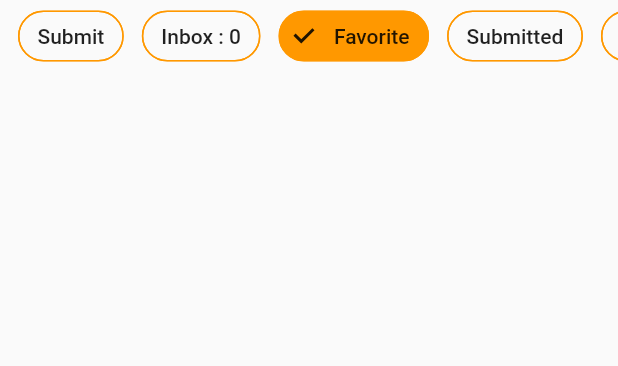
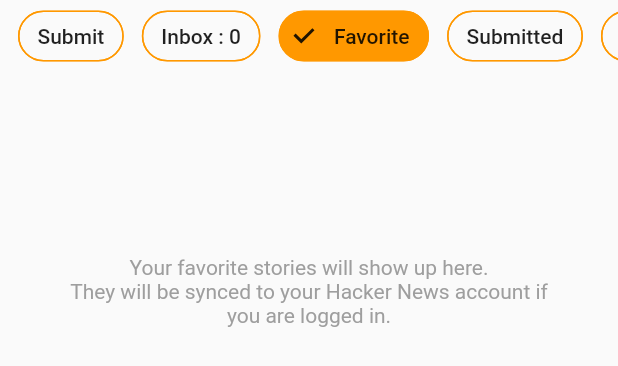
Before and after one commit to Gabby-Software/HACKI-News-mobileapp, a Flutter app: the ProfileScreen widget shown alone on an empty page, opened directly, after a tap on "Favorite", on a phone screen of 412 x 824 dp. Shown: the top 366 px of the screen. Run offline on Flutter 3.47's test engine with Material 2 defaults, Android fonts, the phone set to English and light mode, and no system bars; drawn by our look-alikes of pull_to_refresh; our stand-ins replace adaptive_theme, badges, bloc, cached_network_image, dio, equatable and 15 more; missing offline and left inert: clipboard, fast_gbk, feature_discovery, firebase, flutter_inappwebview; accounts and stored records are empty.

Commit message:
added mark read stories feature.

```diff
--- a/lib/config/locator.dart
+++ b/lib/config/locator.dart
@@ -14,5 +14,6 @@ Future<void> setUpLocator() async {
     ..registerSingleton<AuthRepository>(AuthRepository())
     ..registerSingleton<PostRepository>(PostRepository())
     ..registerSingleton<SembastRepository>(SembastRepository())
+    ..registerSingleton<CacheRepository>(CacheRepository())
     ..registerSingleton<CacheService>(CacheService());
 }
--- /dev/null
+++ b/lib/cubits/cache/cache_cubit.dart
@@ -0,0 +1,27 @@
+import 'package:bloc/bloc.dart';
+import 'package:equatable/equatable.dart';
+import 'package:hacki/config/locator.dart';
+import 'package:hacki/repositories/repositories.dart';
+
+part 'cache_state.dart';
+
+class CacheCubit extends Cubit<CacheState> {
+  CacheCubit({CacheRepository? cacheRepository})
+      : _cacheRepository = cacheRepository ?? locator.get<CacheRepository>(),
+        super(CacheState.init()) {
+    init();
+  }
+
+  final CacheRepository _cacheRepository;
+
+  void init() {
+    _cacheRepository.getAllReadStoriesIds().then((allReadStories) {
+      emit(state.copyWith(ids: allReadStories));
+    });
+  }
+
+  void markStoryAsRead(int id) {
+    emit(state.copyWithStoryMarkedAsRead(id: id));
+    _cacheRepository.cacheReadStory(id: id);
+  }
+}
--- /dev/null
+++ b/lib/cubits/cache/cache_state.dart
@@ -0,0 +1,30 @@
+part of 'cache_cubit.dart';
+
+class CacheState extends Equatable {
+  const CacheState({required this.storiesReadStatus});
+
+  CacheState.init() : storiesReadStatus = {};
+
+  final Map<int, bool> storiesReadStatus;
+
+  CacheState copyWith({required List<int> ids}) {
+    return CacheState(
+      storiesReadStatus: {
+        ...storiesReadStatus,
+        ...Map<int, bool>.fromEntries(
+            ids.map((e) => MapEntry<int, bool>(e, true)))
+      },
+    );
+  }
+
+  CacheState copyWithStoryMarkedAsRead({required int id}) {
+    return CacheState(storiesReadStatus: {...storiesReadStatus, id: true});
+  }
+
+  CacheState copyWithStoryMarkedAsUnread({required int id}) {
+    return CacheState(storiesReadStatus: {...storiesReadStatus, id: false});
+  }
+
+  @override
+  List<Object?> get props => [storiesReadStatus];
+}
--- a/lib/cubits/cubits.dart
+++ b/lib/cubits/cubits.dart
@@ -1,4 +1,5 @@
 export 'blocklist/blocklist_cubit.dart';
+export 'cache/cache_cubit.dart';
 export 'comments/comments_cubit.dart';
 export 'edit/edit_cubit.dart';
 export 'fav/fav_cubit.dart';
--- a/lib/cubits/preference/preference_state.dart
+++ b/lib/cubits/preference/preference_state.dart
@@ -8,6 +8,7 @@ class PreferenceState extends Equatable {
     required this.showEyeCandy,
     required this.useTrueDark,
     required this.useReader,
+    required this.markReadStories,
   });
 
   const PreferenceState.init()
@@ -16,7 +17,8 @@ class PreferenceState extends Equatable {
         showWebFirst = false,
         showEyeCandy = false,
         useTrueDark = false,
-        useReader = false;
+        useReader = false,
+        markReadStories = false;
 
   final bool showNotification;
   final bool showComplexStoryTile;
@@ -24,6 +26,7 @@ class PreferenceState extends Equatable {
   final bool showEyeCandy;
   final bool useTrueDark;
   final bool useReader;
+  final bool markReadStories;
 
   PreferenceState copyWith({
     bool? showNotification,
@@ -32,6 +35,7 @@ class PreferenceState extends Equatable {
     bool? showEyeCandy,
     bool? useTrueDark,
     bool? useReader,
+    bool? markReadStories,
   }) {
     return PreferenceState(
       showNotification: showNotification ?? this.showNotification,
@@ -40,6 +44,7 @@ class PreferenceState extends Equatable {
       showEyeCandy: showEyeCandy ?? this.showEyeCandy,
       useTrueDark: useTrueDark ?? this.useTrueDark,
       useReader: useReader ?? this.useReader,
+      markReadStories: markReadStories ?? this.markReadStories,
     );
   }
 
@@ -51,5 +56,6 @@ class PreferenceState extends Equatable {
         showEyeCandy,
         useTrueDark,
         useReader,
+        markReadStories,
       ];
 }
--- a/lib/models/comment.dart
+++ b/lib/models/comment.dart
@@ -6,6 +6,7 @@ class Comment extends Item {
     required int id,
     required int time,
     required int parent,
+    required int score,
     required String by,
     required String text,
     required List<int> kids,
@@ -18,7 +19,7 @@ class Comment extends Item {
           kids: kids,
           parent: parent,
           deleted: deleted,
-          score: 0,
+          score: score,
           descendants: 0,
           dead: false,
           parts: [],
@@ -37,7 +38,7 @@ class Comment extends Item {
           kids: (json['kids'] as List?)?.cast<int>() ?? [],
           parent: json['parent'] as int? ?? 0,
           deleted: json['deleted'] as bool? ?? false,
-          score: 0,
+          score: json['score'] as int? ?? 0,
           descendants: 0,
           dead: json['dead'] as bool? ?? false,
           parts: [],
@@ -59,6 +60,7 @@ class Comment extends Item {
         'parent': parent,
         'deleted': deleted,
         'dead': dead,
+        'score': score,
       };
 
   @override
--- /dev/null
+++ b/lib/repositories/cache_repository.dart
@@ -0,0 +1,31 @@
+import 'package:hive/hive.dart';
+
+class CacheRepository {
+  CacheRepository({Future<Box<bool>>? box})
+      : _box = box ?? Hive.openBox<bool>(_boxName);
+
+  static const _boxName = 'cacheBox';
+  final Future<Box<bool>> _box;
+
+  Future<bool> wasRead({required int id}) async {
+    final box = await _box;
+    final val = box.get(id.toString());
+    return val != null;
+  }
+
+  Future<void> cacheReadStory({required int id}) async {
+    final box = await _box;
+    return box.put(id.toString(), true);
+  }
+
+  Future<List<int>> getAllReadStoriesIds() async {
+    final box = await _box;
+    final allReads = box.keys.cast<String>().map(int.parse).toList();
+    return allReads;
+  }
+
+  Future<void> deleteAll() async {
+    final box = await _box;
+    return box.deleteFromDisk();
+  }
+}
--- a/lib/repositories/repositories.dart
+++ b/lib/repositories/repositories.dart
@@ -1,4 +1,5 @@
 export 'auth_repository.dart';
+export 'cache_repository.dart';
 export 'post_repository.dart';
 export 'search_repository.dart';
 export 'sembast_repository.dart';
--- a/lib/screens/profile/profile_screen.dart
+++ b/lib/screens/profile/profile_screen.dart
@@ -61,6 +61,8 @@ class _ProfileScreenState extends State<ProfileScreen>
         return BlocBuilder<AuthBloc, AuthState>(
           builder: (context, authState) {
             return BlocConsumer<NotificationCubit, NotificationState>(
+              listenWhen: (previous, current) =>
+                  previous.status != current.status,
               listener: (context, notificationState) {
                 if (notificationState.status == NotificationStatus.loaded) {
                   refreshControllerNotification
@@ -71,30 +73,10 @@ class _ProfileScreenState extends State<ProfileScreen>
               builder: (context, notificationState) {
                 return Stack(
                   children: [
-                    if (!authState.isLoggedIn && pageType == _PageType.history)
-                      Positioned.fill(
-                        child: Column(
-                          children: [
-                            const SizedBox(
-                              height: 120,
-                            ),
-                            ElevatedButton(
-                              onPressed: onLoginTapped,
-                              style: ElevatedButton.styleFrom(
-                                  primary: Colors.deepOrange),
-                              child: const Text(
-                                'Log in',
-                                style: TextStyle(color: Colors.white),
-                              ),
-                            )
-                          ],
-                        ),
-                      ),
                     Positioned.fill(
                       top: 50,
                       child: Offstage(
-                        offstage: !authState.isLoggedIn ||
-                            pageType != _PageType.history,
+                        offstage: pageType != _PageType.history,
                         child: BlocConsumer<HistoryCubit, HistoryState>(
                           listener: (context, historyState) {
                             if (historyState.status == HistoryStatus.loaded) {
@@ -104,6 +86,14 @@ class _ProfileScreenState extends State<ProfileScreen>
                             }
                           },
                           builder: (context, historyState) {
+                            if (!authState.isLoggedIn ||
+                                historyState.submittedItems.isEmpty) {
+                              return const _CenteredMessageView(
+                                content: 'Your past comments and stories will '
+                                    'show up here.',
+                              );
+                            }
+
                             return ItemsListView<Item>(
                               showWebPreview: false,
                               refreshController: refreshControllerHistory,
@@ -154,6 +144,14 @@ class _ProfileScreenState extends State<ProfileScreen>
                             }
                           },
                           builder: (context, favState) {
+                            if (favState.favStories.isEmpty) {
+                              return const _CenteredMessageView(
+                                content:
+                                    'Your favorite stories will show up here.'
+                                    '\nThey will be synced to your Hacker '
+                                    'News account if you are logged in.',
+                              );
+                            }
                             return ItemsListView<Story>(
                               showWebPreview:
                                   preferenceState.showComplexStoryTile,
@@ -307,6 +305,19 @@ class _ProfileScreenState extends State<ProfileScreen>
                                   activeColor: Colors.orange,
                                 ),
                               SwitchListTile(
+                                title: const Text('Mark Read Stories'),
+                                subtitle: const Text(
+                                    'grey out stories you have read.'),
+                                value: preferenceState.markReadStories,
+                                onChanged: (val) {
+                                  HapticFeedback.lightImpact();
+                                  context
+                                      .read<PreferenceCubit>()
+                                      .toggleMarkReadStoriesMode();
+                                },
+                                activeColor: Colors.orange,
+                              ),
+                              SwitchListTile(
                                 title: const Text('Eye Candy'),
                                 subtitle: const Text('some sort of magic.'),
                                 value: preferenceState.showEyeCandy,
@@ -365,7 +376,7 @@ class _ProfileScreenState extends State<ProfileScreen>
                                   showAboutDialog(
                                     context: context,
                                     applicationName: 'Hacki',
-                                    applicationVersion: 'v0.1.7',
+                                    applicationVersion: 'v0.1.8',
                                     applicationIcon: Image.asset(
                                       Constants.hackiIconPath,
                                       height: 50,
@@ -453,7 +464,7 @@ class _ProfileScreenState extends State<ProfileScreen>
                             ),
                             CustomChip(
                               label: 'Inbox : '
-                                  //ignore: lines_longer_than_80_chars
+                                  // ignore: lines_longer_than_80_chars
                                   '${notificationState.unreadCommentsIds.length}',
                               selected: pageType == _PageType.notification,
                               onSelected: (val) {
@@ -841,3 +852,28 @@ class _ProfileScreenState extends State<ProfileScreen>
   @override
   bool get wantKeepAlive => true;
 }
+
+class _CenteredMessageView extends StatelessWidget {
+  const _CenteredMessageView({
+    Key? key,
+    required this.content,
+  }) : super(key: key);
+
+  final String content;
+
+  @override
+  Widget build(BuildContext context) {
+    return Padding(
+      padding: const EdgeInsets.only(
+        top: 120,
+        left: 40,
+        right: 40,
+      ),
+      child: Text(
+        content,
+        textAlign: TextAlign.center,
+        style: const TextStyle(color: Colors.grey),
+      ),
+    );
+  }
+}
--- a/lib/screens/widgets/link_preview/web_analyzer.dart
+++ b/lib/screens/widgets/link_preview/web_analyzer.dart
@@ -137,9 +137,9 @@ class WebAnalyzer {
   }
 
   static Future<List<dynamic>?> _isolate(dynamic message) async {
-    //ignore: avoid_dynamic_calls
+    // ignore: avoid_dynamic_calls
     final url = message[0] as String;
-    //ignore: avoid_dynamic_calls
+    // ignore: avoid_dynamic_calls
     final multimedia = message[1] as bool;
 
     final info = await _getInfo(url, multimedia);
--- a/pubspec.yaml
+++ b/pubspec.yaml
@@ -1,6 +1,6 @@
 name: hacki
 description: A Hacker News reader.
-version: 0.1.7+24
+version: 0.1.8+25
 publish_to: none
 
 environment:
@@ -34,6 +34,7 @@ dependencies:
   font_awesome_flutter: ^9.2.0
   gbk_codec: ^0.4.0
   get_it: 7.2.0
+  hive: ^2.0.6
   html: ^0.15.0
   html_unescape: ^2.0.0
   http: ^0.13.3
```
Also changed, not shown: lib/cubits/preference/preference_cubit.dart (+7 -0 lines), lib/main.dart (+10 -0 lines), lib/repositories/storage_repository.dart (+13 -1 lines), lib/screens/home_screen.dart (+32 -1 lines), lib/screens/story/story_screen.dart (+26 -3 lines), lib/screens/widgets/comment_tile.dart (+5 -2 lines), lib/screens/widgets/items_list_view.dart (+7 -0 lines), lib/screens/widgets/story_tile.dart (+10 -2 lines), 2 other files.
